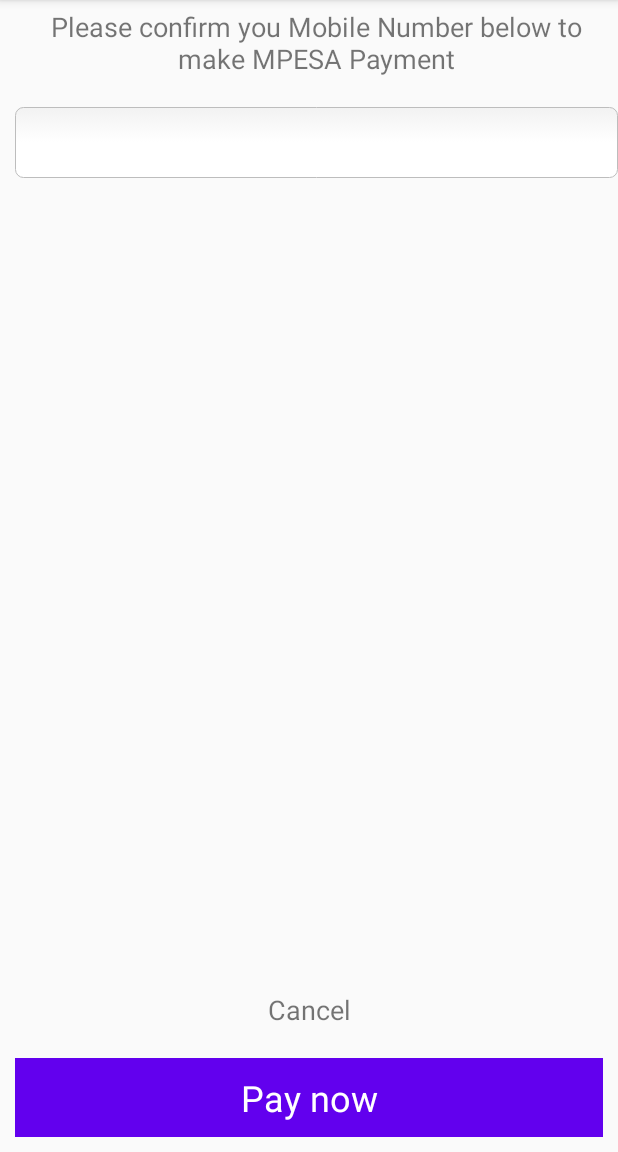
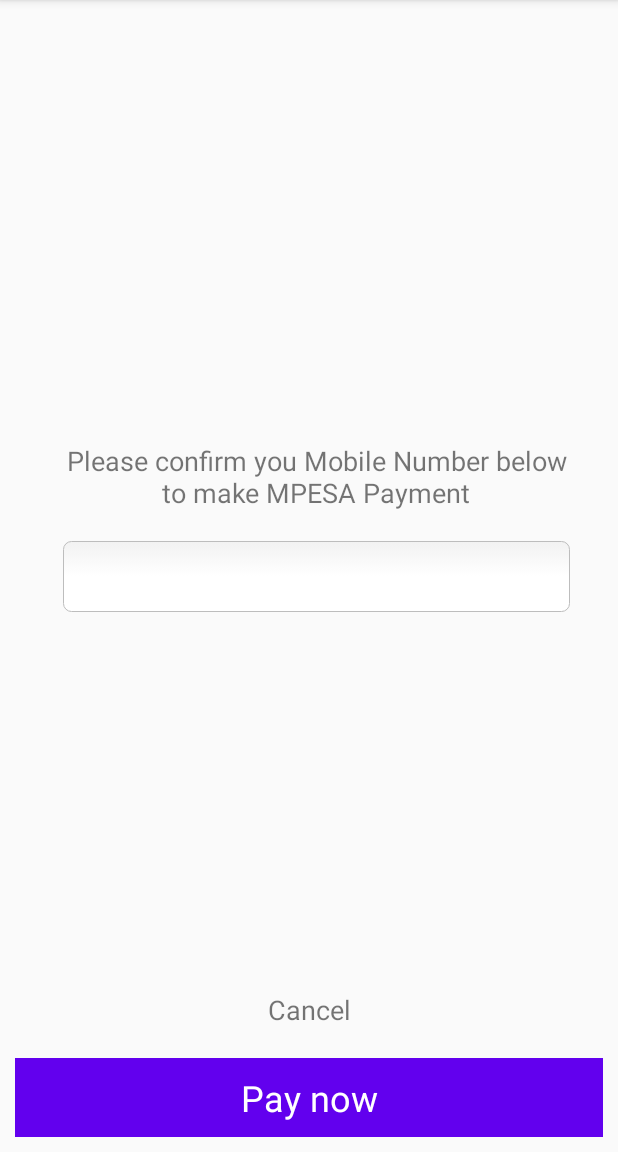
Before and after one commit to samgithiaka/baby-tracker, an Android app: the PaymentsActivity screen opened directly, with no data from a screen before it, on a phone screen of 412 x 824 dp, the part 84-1236 px from its top. Run offline under Robolectric (Android 15) with nearby library versions, the phone set to English and light mode, and no system bars; our stand-ins replace data binding; libraries missing offline, so code that uses them is left out: com.bdhobare.mpesa; 1 statement that could not run was skipped.

```diff
--- a/app/build.gradle
+++ b/app/build.gradle
@@ -48,5 +48,5 @@ dependencies {
 
     //imageview
     implementation 'com.github.abdularis:circularimageview:1.4'
-
+    implementation 'com.bdhobare:mpesa:0.0.6'
 }
--- a/app/src/main/java/com/mwai/babyapp/ui/payment/PaymentsActivity.java
+++ b/app/src/main/java/com/mwai/babyapp/ui/payment/PaymentsActivity.java
@@ -5,17 +5,53 @@ import androidx.databinding.DataBindingUtil;
 
 import android.os.Bundle;
 
+import com.bdhobare.mpesa.Mpesa;
+import com.bdhobare.mpesa.interfaces.AuthListener;
+import com.bdhobare.mpesa.interfaces.MpesaListener;
+import com.bdhobare.mpesa.models.STKPush;
+import com.bdhobare.mpesa.utils.Pair;
 import com.mwai.babyapp.R;
 import com.mwai.babyapp.app.BaseActivity;
 import com.mwai.babyapp.app.BaseFragment;
 import com.mwai.babyapp.databinding.ActivityPaymentsBinding;
 
-public class PaymentsActivity extends BaseActivity {
+public class PaymentsActivity extends BaseActivity implements AuthListener , MpesaListener {
     ActivityPaymentsBinding binding;
+    String CONSUMER_KEY = "xzvnzuj0zOO23QOU7Gyk9tyn3u0nzPWT";
+    String CONSUMER_SECRET = "swhceFJAiHD0hSGJ";
     @Override
     protected void onCreate(Bundle savedInstanceState) {
         super.onCreate(savedInstanceState);
        binding = DataBindingUtil.setContentView(activityContext,
                R.layout.activity_payments);
+        Mpesa.with(activityContext, CONSUMER_KEY, CONSUMER_SECRET);
+    }
+
+    @Override
+    public void onAuthError(Pair<Integer, String> result) {
+
+    }
+
+    @Override
+    public void onAuthSuccess() {
+
+    }
+
+    @Override
+    public void onMpesaError(Pair<Integer, String> result) {
+
+    }
+
+    @Override
+    public void onMpesaSuccess(String MerchantRequestID, String CheckoutRequestID, String CustomerMessage) {
+
+    }
+
+    public void instantiateMpesa() {
+        STKPush.Builder builder = new STKPush.Builder(BUSINESS_SHORT_CODE, PASSKEY, amount,BUSINESS_SHORT_CODE, phone);
+
+        STKPush push = builder.build();
+
+        Mpesa.getInstance().pay(activityContext, push);
     }
 }
--- a/app/src/main/res/layout/activity_payments.xml
+++ b/app/src/main/res/layout/activity_payments.xml
@@ -9,12 +9,14 @@
             android:layout_marginBottom="70dp"
             android:layout_width="match_parent"
             android:layout_height="match_parent"
+            android:layout_marginEnd="32dp"
+            android:layout_marginStart="32dp"
             android:orientation="vertical">
 
-            <ScrollView
-                android:layout_marginBottom="70dp"
-                android:layout_width="match_parent"
-                android:layout_height="match_parent">
+                <View
+                    android:layout_width="match_parent"
+                    android:layout_height="0dp"
+                    android:layout_weight="0.5" />
                 <LinearLayout
                     android:layout_marginStart="10dp"
                     android:layout_width="match_parent"
@@ -47,8 +49,10 @@
                     </LinearLayout>
 
                 </LinearLayout>
-            </ScrollView>
-
+            <View
+                android:layout_width="match_parent"
+                android:layout_height="0dp"
+                android:layout_weight="0.5" />
         </LinearLayout>
 
         <LinearLayout
```
